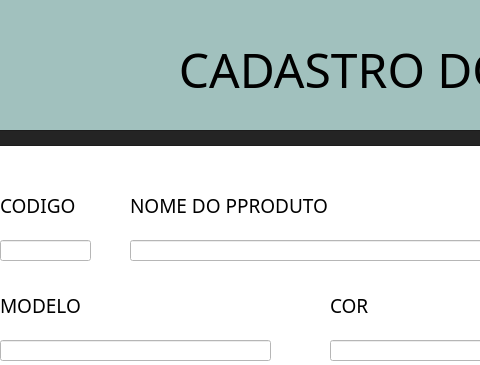
Qt form telas/cadastro_prod.ui (BrytanniADJ/meteoro-desktop) before a commit; both pictures show x 100 to 580 and y 0 to 365 of the 1120 by 680 pixel window.
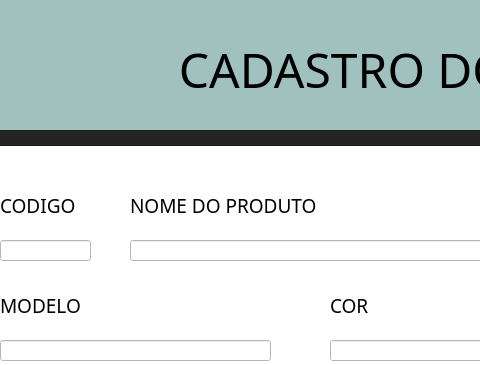
The same form after that commit. Icons and pictures are not drawn.

What changed in the file:
```diff
--- a/telas/cadastro_prod.ui
+++ b/telas/cadastro_prod.ui
@@ -42,7 +42,7 @@
      </font>
     </property>
     <property name="text">
-     <string>NOME DO PPRODUTO</string>
+     <string>NOME DO PRODUTO</string>
     </property>
    </widget>
    <widget class="QLabel" name="tamanho">
```
Left out of the diff: 3 changed lines with no effect on the pictures.
